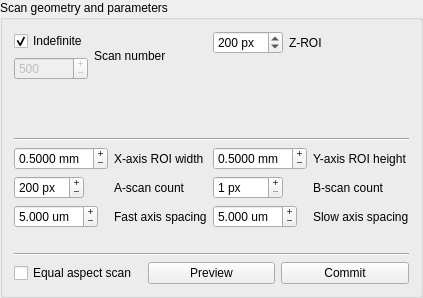
The window that src/main/ui/scan_octa.ui (BUNPC/PyImageOCT) describes before a commit, drawn with Qt 5.
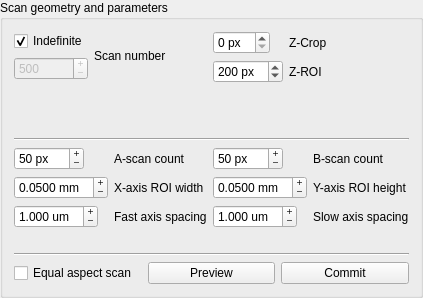
The same window after the commit.

Patch:
```diff
--- a/src/main/ui/scan_octa.ui
+++ b/src/main/ui/scan_octa.ui
@@ -84,6 +84,26 @@
      <item row="0" column="0">
       <widget class="QSpinBox" name="spinBox">
        <property name="toolTip">
+        <string>Number of pixels to crop from the top of the A-line. These pixels are most affected by DC artifacts</string>
+       </property>
+       <property name="suffix">
+        <string> px</string>
+       </property>
+      </widget>
+     </item>
+     <item row="0" column="1">
+      <widget class="QLabel" name="label">
+       <property name="toolTip">
+        <string>Number of pixels to crop from the top of the A-line. These pixels are most affected by DC artifacts</string>
+       </property>
+       <property name="text">
+        <string>Z-Crop</string>
+       </property>
+      </widget>
+     </item>
+     <item row="1" column="0">
+      <widget class="QSpinBox" name="spinZCount">
+       <property name="toolTip">
         <string>A-lines are cropped to this number of uppermost pixels on display and acquisition</string>
        </property>
        <property name="suffix">
@@ -97,7 +117,7 @@
        </property>
       </widget>
      </item>
-     <item row="0" column="1">
+     <item row="1" column="1">
       <widget class="QLabel" name="labelZROI">
        <property name="toolTip">
         <string>A-lines are cropped to this number of uppermost pixels on display and acquisition</string>
@@ -119,41 +139,6 @@
    <item row="2" column="0">
     <layout class="QFormLayout" name="formX">
      <item row="0" column="0">
-      <widget class="QDoubleSpinBox" name="spinROIWidth">
-       <property name="toolTip">
-        <string>The length of the B-scan in physical units</string>
-       </property>
-       <property name="buttonSymbols">
-        <enum>QAbstractSpinBox::PlusMinus</enum>
-       </property>
-       <property name="suffix">
-        <string> mm</string>
-       </property>
-       <property name="decimals">
-        <number>4</number>
-       </property>
-       <property name="minimum">
-        <double>0.000100000000000</double>
-       </property>
-       <property name="singleStep">
-        <double>0.010000000000000</double>
-       </property>
-       <property name="value">
-        <double>0.500000000000000</double>
-       </property>
-      </widget>
-     </item>
-     <item row="0" column="1">
-      <widget class="QLabel" name="labelROIWidth">
-       <property name="toolTip">
-        <string>The length of the B-scan in physical units</string>
-       </property>
-       <property name="text">
-        <string>X-axis ROI width</string>
-       </property>
-      </widget>
-     </item>
-     <item row="1" column="0">
       <widget class="QSpinBox" name="spinACount">
        <property name="toolTip">
         <string>The number of A-scans in a B-scan</string>
@@ -171,11 +156,11 @@
         <number>2400</number>
        </property>
        <property name="value">
-        <number>200</number>
+        <number>50</number>
        </property>
       </widget>
      </item>
-     <item row="1" column="1">
+     <item row="0" column="1">
       <widget class="QLabel" name="labelACount">
        <property name="toolTip">
         <string>The number of A-scans in a B-scan</string>
@@ -185,6 +170,41 @@
        </property>
       </widget>
      </item>
+     <item row="1" column="0">
+      <widget class="QDoubleSpinBox" name="spinROIWidth">
+       <property name="toolTip">
+        <string>The length of the B-scan in physical units</string>
+       </property>
+       <property name="buttonSymbols">
+        <enum>QAbstractSpinBox::PlusMinus</enum>
+       </property>
+       <property name="suffix">
+        <string> mm</string>
+       </property>
+       <property name="decimals">
+        <number>4</number>
+       </property>
+       <property name="minimum">
+        <double>0.000100000000000</double>
+       </property>
+       <property name="singleStep">
+        <double>0.001000000000000</double>
+       </property>
+       <property name="value">
+        <double>0.050000000000000</double>
+       </property>
+      </widget>
+     </item>
+     <item row="1" column="1">
+      <widget class="QLabel" name="labelROIWidth">
+       <property name="toolTip">
+        <string>The length of the B-scan in physical units</string>
+       </property>
+       <property name="text">
+        <string>X-axis ROI width</string>
+       </property>
+      </widget>
+     </item>
      <item row="2" column="0">
       <widget class="QDoubleSpinBox" name="spinFastAxisSpacing">
        <property name="toolTip">
@@ -203,7 +223,7 @@
         <double>0.001000000000000</double>
        </property>
        <property name="value">
-        <double>5.000000000000000</double>
+        <double>1.000000000000000</double>
        </property>
       </widget>
      </item>
@@ -221,17 +241,29 @@
    </item>
    <item row="2" column="1">
     <layout class="QFormLayout" name="formY">
-     <item row="0" column="1">
-      <widget class="QLabel" name="labelROIHeight">
+     <item row="0" column="0">
+      <widget class="QSpinBox" name="spinBCount">
        <property name="toolTip">
         <string>The width of the C-scan in physical units</string>
        </property>
-       <property name="text">
-        <string>Y-axis ROI height</string>
+       <property name="buttonSymbols">
+        <enum>QAbstractSpinBox::PlusMinus</enum>
+       </property>
+       <property name="suffix">
+        <string> px</string>
+       </property>
+       <property name="minimum">
+        <number>1</number>
+       </property>
+       <property name="maximum">
+        <number>3600</number>
+       </property>
+       <property name="value">
+        <number>50</number>
        </property>
       </widget>
      </item>
-     <item row="1" column="1">
+     <item row="0" column="1">
       <widget class="QLabel" name="labelBcount">
        <property name="toolTip">
         <string>The number of B-scans to acquire</string>
@@ -241,6 +273,41 @@
        </property>
       </widget>
      </item>
+     <item row="1" column="0">
+      <widget class="QDoubleSpinBox" name="spinROIHeight">
+       <property name="toolTip">
+        <string>The width of the C-scan in physical units</string>
+       </property>
+       <property name="buttonSymbols">
+        <enum>QAbstractSpinBox::PlusMinus</enum>
+       </property>
+       <property name="suffix">
+        <string> mm</string>
+       </property>
+       <property name="decimals">
+        <number>4</number>
+       </property>
+       <property name="minimum">
+        <double>0.000100000000000</double>
+       </property>
+       <property name="singleStep">
+        <double>0.001000000000000</double>
+       </property>
+       <property name="value">
+        <double>0.050000000000000</double>
+       </property>
+      </widget>
+     </item>
+     <item row="1" column="1">
+      <widget class="QLabel" name="labelROIHeight">
+       <property name="toolTip">
+        <string>The width of the C-scan in physical units</string>
+       </property>
+       <property name="text">
+        <string>Y-axis ROI height</string>
+       </property>
+      </widget>
+     </item>
      <item row="2" column="0">
       <widget class="QDoubleSpinBox" name="spinSlowAxisSpacing">
        <property name="toolTip">
@@ -259,7 +326,7 @@
         <double>0.001000000000000</double>
        </property>
        <property name="value">
-        <double>5.000000000000000</double>
+        <double>1.000000000000000</double>
        </property>
       </widget>
      </item>
@@ -273,53 +340,6 @@
        </property>
       </widget>
      </item>
-     <item row="0" column="0">
-      <widget class="QDoubleSpinBox" name="spinROIHeight">
-       <property name="toolTip">
-        <string>The width of the C-scan in physical units</string>
-       </property>
-       <property name="buttonSymbols">
-        <enum>QAbstractSpinBox::PlusMinus</enum>
-       </property>
-       <property name="suffix">
-        <string> mm</string>
-       </property>
-       <property name="decimals">
-        <number>4</number>
-       </property>
-       <property name="minimum">
-        <double>0.000100000000000</double>
-       </property>
-       <property name="singleStep">
-        <double>0.010000000000000</double>
-       </property>
-       <property name="value">
-        <double>0.500000000000000</double>
-       </property>
-      </widget>
-     </item>
-     <item row="1" column="0">
-      <widget class="QSpinBox" name="spinBCount">
-       <property name="toolTip">
-        <string>The number of B-scans to acquire</string>
-       </property>
-       <property name="buttonSymbols">
-        <enum>QAbstractSpinBox::PlusMinus</enum>
-       </property>
-       <property name="suffix">
-        <string> px</string>
-       </property>
-       <property name="minimum">
-        <number>1</number>
-       </property>
-       <property name="maximum">
-        <number>3600</number>
-       </property>
-       <property name="value">
-        <number>1</number>
-       </property>
-      </widget>
-     </item>
     </layout>
    </item>
    <item row="3" column="0" colspan="2">
```
Left out of the diff: 8 changed lines with no effect on the pictures.
